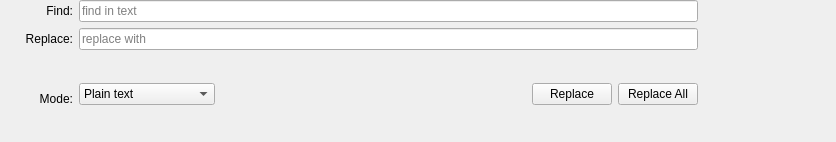
First picture: the form in qplaintexteditsearchwidget.ui, repository pbek/qmarkdowntextedit, before the edit.
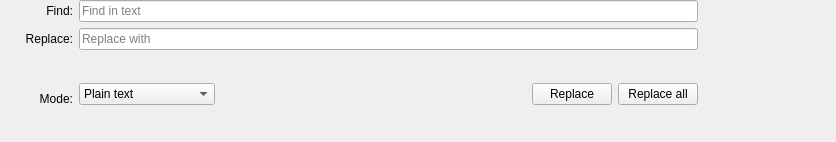
Second picture: the form after the edit. Icons and pictures are not drawn.

Commit message: Fix text case and add two tooltips

Diff of the .ui file:
```diff
--- a/qplaintexteditsearchwidget.ui
+++ b/qplaintexteditsearchwidget.ui
@@ -76,7 +76,7 @@
    <item row="0" column="3">
     <widget class="QLineEdit" name="searchLineEdit">
      <property name="placeholderText">
-      <string>find in text</string>
+      <string>Find in text</string>
      </property>
     </widget>
    </item>
@@ -117,7 +117,7 @@
    <item row="1" column="3">
     <widget class="QLineEdit" name="replaceLineEdit">
      <property name="placeholderText">
-      <string>replace with</string>
+      <string>Replace with</string>
      </property>
     </widget>
    </item>
@@ -194,7 +194,7 @@
       <item>
        <widget class="QPushButton" name="replaceAllButton">
         <property name="text">
-         <string>Replace All</string>
+         <string>Replace all</string>
         </property>
         <property name="flat">
          <bool>false</bool>
```
Left out of the diff: 14 changed lines with no effect on the pictures.
